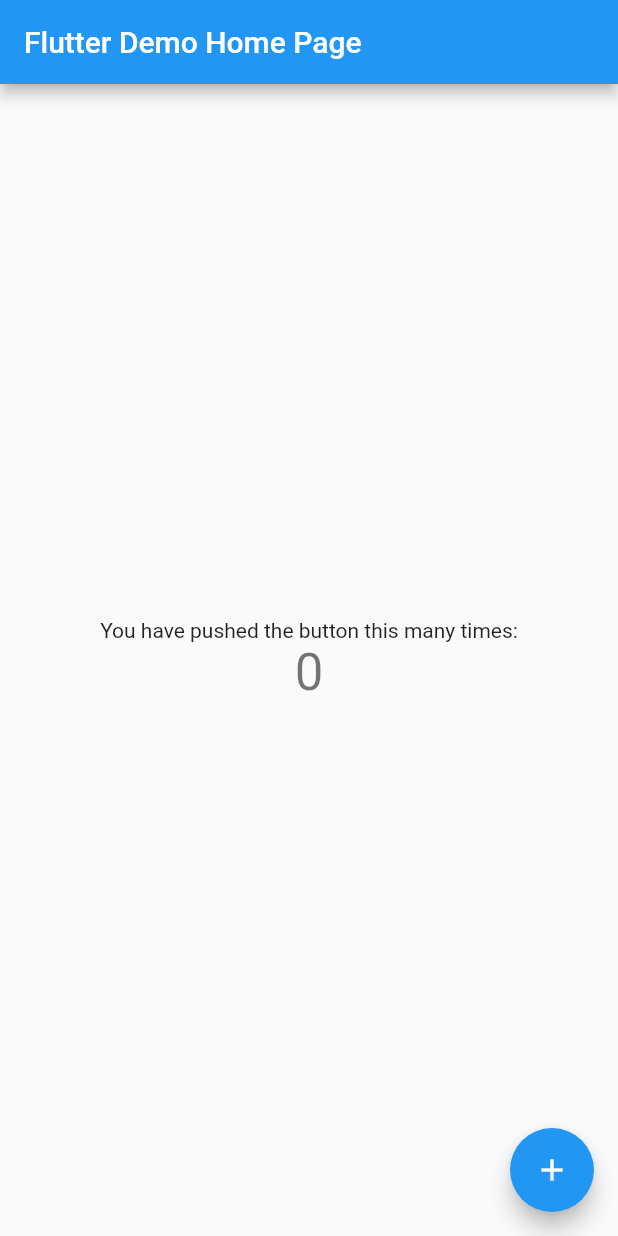
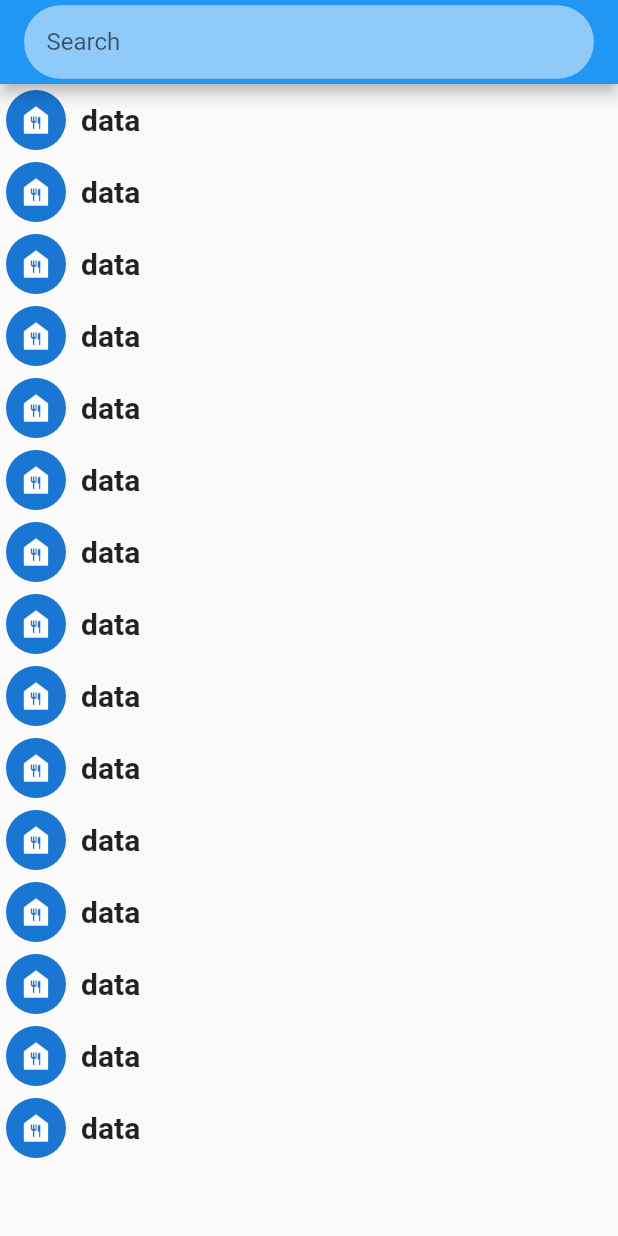
Before and after one commit to MercurialG/flutter_github_api, a Flutter app: the screen it shows after launch, on a phone screen of 412 x 824 dp. Run offline on Flutter 3.47's test engine with Material 2 defaults, Android fonts, the phone set to English and light mode, and no system bars.

Commit message:
Search screen added

```diff
--- a/lib/main.dart
+++ b/lib/main.dart
@@ -1,4 +1,5 @@
 import 'package:flutter/material.dart';
+import 'package:flutter_github_api/views/SearchScreen.dart';
 
 void main() => runApp(MyApp());
 
@@ -19,13 +20,13 @@ class MyApp extends StatelessWidget {
         // counter didn't reset back to zero; the application is not restarted.
         primarySwatch: Colors.blue,
       ),
-      home: MyHomePage(title: 'Flutter Demo Home Page'),
+      home: SearchScreen(),
     );
   }
 }
 
 class MyHomePage extends StatefulWidget {
-  MyHomePage({Key key, this.title}) : super(key: key);
+  MyHomePage({Key? key, required this.title}) : super(key: key);
 
   // This widget is the home page of your application. It is stateful, meaning
   // that it has a State object (defined below) that contains fields that affect
--- a/lib/models/repo.dart
+++ b/lib/models/repo.dart
@@ -8,13 +8,13 @@ class Repo {
   String language;
 
   Repo(
-      {this.name,
-      this.description,
-      this.updatedAt,
-      this.defaultBranch,
-      this.forks,
-      this.stargazersCount,
-      this.language});
+      { required this.name,
+        required this.description,
+        required this.updatedAt,
+        required this.defaultBranch,
+        required this.forks,
+        required this.stargazersCount,
+        required this.language});
 
   factory Repo.fromJson(Map<String, dynamic> json) {
     return Repo(
@@ -32,7 +32,7 @@ class Repo {
 class AllRepos {
   List<Repo> repos;
 
-  AllRepos({this.repos});
+  AllRepos({required this.repos});
 
   factory AllRepos.fromJson(List<dynamic> json) {
     List<Repo> repos = <Repo>[];
--- a/lib/models/users.dart
+++ b/lib/models/users.dart
@@ -3,7 +3,7 @@ class Users {
   String avatarUrl;
   int followers;
 
-  Users({this.login, this.avatarUrl,this.followers});
+  Users({required this.login, required this.avatarUrl, required this.followers});
 
 
 
@@ -20,7 +20,7 @@ class Users {
 class AllUsers {
   List<Users> users;
 
-  AllUsers({this.users});
+  AllUsers({required this.users});
 
   factory AllUsers.fromJson(List<dynamic> json) {
     List<Users> users = <Users>[];
--- /dev/null
+++ b/lib/views/SearchScreen.dart
@@ -0,0 +1,53 @@
+import 'package:flutter/cupertino.dart';
+import 'package:flutter/material.dart';
+
+class SearchScreen extends StatefulWidget {
+  @override
+  _SearchScreenState createState() => _SearchScreenState();
+}
+
+class _SearchScreenState extends State<SearchScreen> {
+  TextEditingController? _textEditingController = TextEditingController();
+
+  @override
+  Widget build(BuildContext context) {
+    return Scaffold(
+        appBar: AppBar(
+            title: Container(
+          decoration: BoxDecoration(
+              color: Colors.blue.shade200,
+              borderRadius: BorderRadius.circular(30)),
+          child: TextField(
+            onChanged: (value) {},
+            controller: _textEditingController,
+            decoration: InputDecoration(
+                border: InputBorder.none,
+                errorBorder: InputBorder.none,
+                enabledBorder: InputBorder.none,
+                focusedBorder: InputBorder.none,
+                contentPadding: EdgeInsets.all(15),
+                hintText: 'Search'),
+          ),
+        )),
+        body: ListView.builder(
+          itemCount: 15,
+          itemBuilder: (context, index) {
+            return Padding(
+              padding: const EdgeInsets.all(4.0),
+              child: Row(children: [
+                CircleAvatar(
+                  child: Icon(Icons.food_bank),
+                ),
+                SizedBox(
+                  width: 10,
+                ),
+                Text(
+                  'data',
+                  style: TextStyle(fontSize: 20, fontWeight: FontWeight.bold),
+                ),
+              ]),
+            );
+          },
+        ));
+  }
+}
--- a/pubspec.yaml
+++ b/pubspec.yaml
@@ -18,7 +18,7 @@ description: A new Flutter project.
 version: 1.0.0+1
 
 environment:
-  sdk: ">=2.8.0 <3.0.0"
+  sdk: ">=2.12.0 <3.0.0"
 
 dependencies:
   flutter:
```
